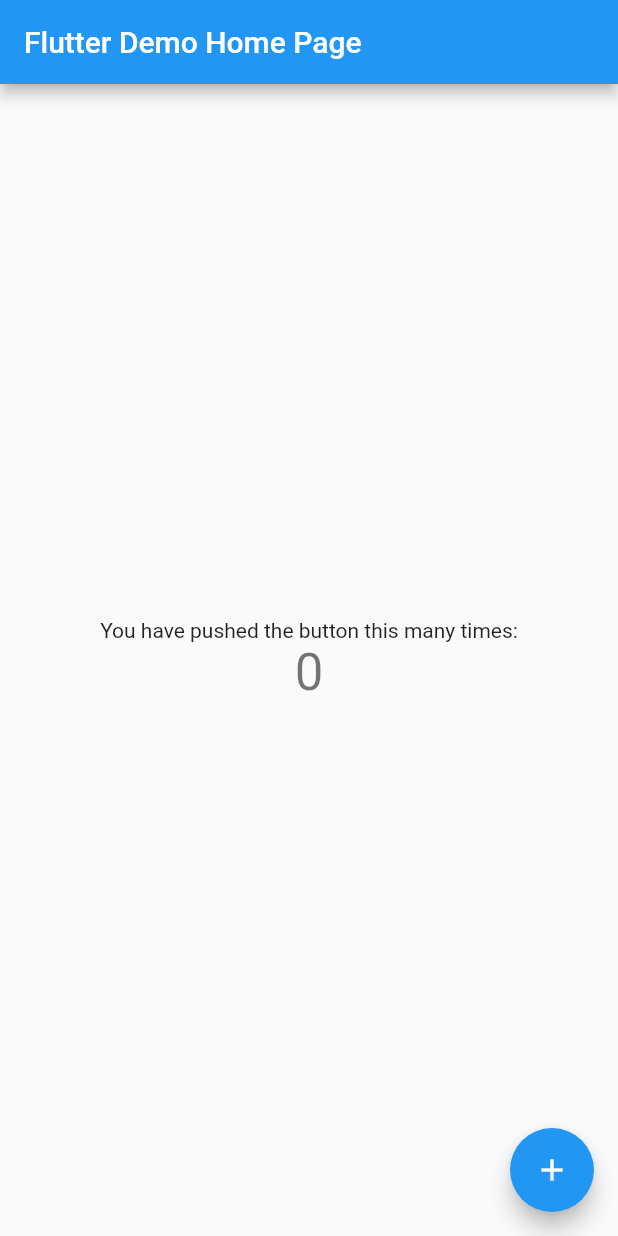
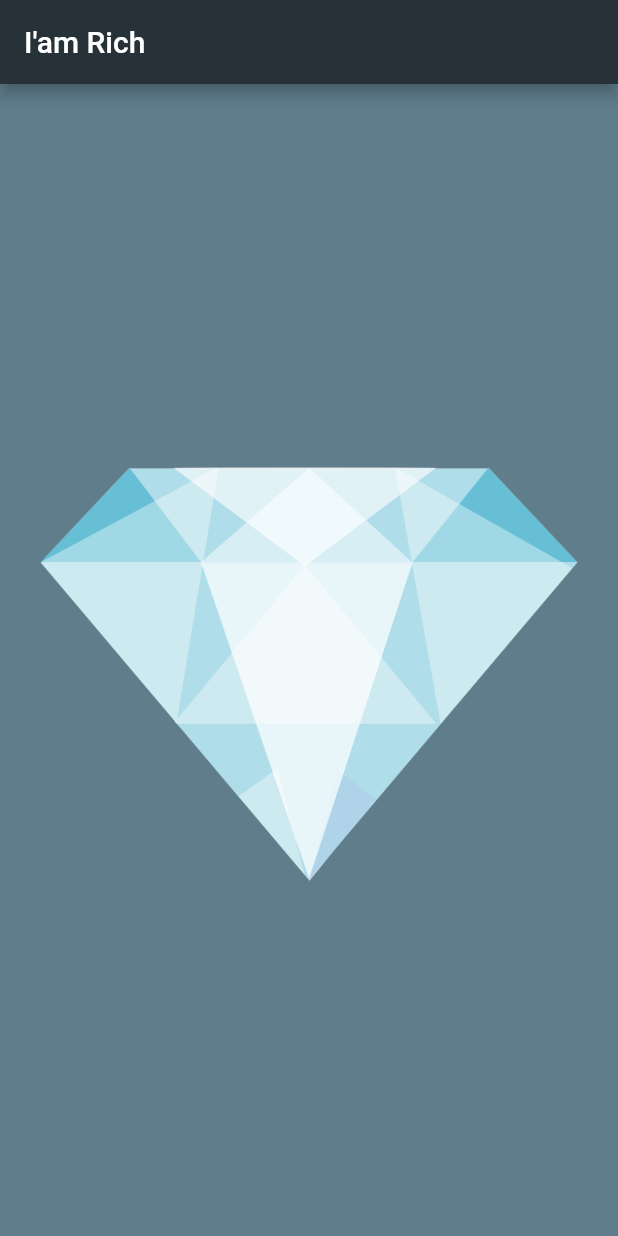
Before and after one commit to jbty/i_am_rich, a Flutter app: the screen it shows after launch, on a phone screen of 412 x 824 dp. Run offline on Flutter 3.47's test engine with Material 2 defaults, Android fonts, the phone set to English and light mode, and no system bars.

Commit message:
finish app

```diff
--- a/lib/main.dart
+++ b/lib/main.dart
@@ -1,117 +1,20 @@
 import 'package:flutter/material.dart';
 
 void main() {
-  runApp(MyApp());
-}
-
-class MyApp extends StatelessWidget {
-  // This widget is the root of your application.
-  @override
-  Widget build(BuildContext context) {
-    return MaterialApp(
-      title: 'Flutter Demo',
-      theme: ThemeData(
-        // This is the theme of your application.
-        //
-        // Try running your application with "flutter run". You'll see the
-        // application has a blue toolbar. Then, without quitting the app, try
-        // changing the primarySwatch below to Colors.green and then invoke
-        // "hot reload" (press "r" in the console where you ran "flutter run",
-        // or simply save your changes to "hot reload" in a Flutter IDE).
-        // Notice that the counter didn't reset back to zero; the application
-        // is not restarted.
-        primarySwatch: Colors.blue,
-        // This makes the visual density adapt to the platform that you run
-        // the app on. For desktop platforms, the controls will be smaller and
-        // closer together (more dense) than on mobile platforms.
-        visualDensity: VisualDensity.adaptivePlatformDensity,
-      ),
-      home: MyHomePage(title: 'Flutter Demo Home Page'),
-    );
-  }
-}
-
-class MyHomePage extends StatefulWidget {
-  MyHomePage({Key key, this.title}) : super(key: key);
-
-  // This widget is the home page of your application. It is stateful, meaning
-  // that it has a State object (defined below) that contains fields that affect
-  // how it looks.
-
-  // This class is the configuration for the state. It holds the values (in this
-  // case the title) provided by the parent (in this case the App widget) and
-  // used by the build method of the State. Fields in a Widget subclass are
-  // always marked "final".
-
-  final String title;
-
-  @override
-  _MyHomePageState createState() => _MyHomePageState();
-}
-
-class _MyHomePageState extends State<MyHomePage> {
-  int _counter = 0;
-
-  void _incrementCounter() {
-    setState(() {
-      // This call to setState tells the Flutter framework that something has
-      // changed in this State, which causes it to rerun the build method below
-      // so that the display can reflect the updated values. If we changed
-      // _counter without calling setState(), then the build method would not be
-      // called again, and so nothing would appear to happen.
-      _counter++;
-    });
-  }
-
-  @override
-  Widget build(BuildContext context) {
-    // This method is rerun every time setState is called, for instance as done
-    // by the _incrementCounter method above.
-    //
-    // The Flutter framework has been optimized to make rerunning build methods
-    // fast, so that you can just rebuild anything that needs updating rather
-    // than having to individually change instances of widgets.
-    return Scaffold(
-      appBar: AppBar(
-        // Here we take the value from the MyHomePage object that was created by
-        // the App.build method, and use it to set our appbar title.
-        title: Text(widget.title),
-      ),
-      body: Center(
-        // Center is a layout widget. It takes a single child and positions it
-        // in the middle of the parent.
-        child: Column(
-          // Column is also a layout widget. It takes a list of children and
-          // arranges them vertically. By default, it sizes itself to fit its
-          // children horizontally, and tries to be as tall as its parent.
-          //
-          // Invoke "debug painting" (press "p" in the console, choose the
-          // "Toggle Debug Paint" action from the Flutter Inspector in Android
-          // Studio, or the "Toggle Debug Paint" command in Visual Studio Code)
-          // to see the wireframe for each widget.
-          //
-          // Column has various properties to control how it sizes itself and
-          // how it positions its children. Here we use mainAxisAlignment to
-          // center the children vertically; the main axis here is the vertical
-          // axis because Columns are vertical (the cross axis would be
-          // horizontal).
-          mainAxisAlignment: MainAxisAlignment.center,
-          children: <Widget>[
-            Text(
-              'You have pushed the button this many times:',
-            ),
-            Text(
-              '$_counter',
-              style: Theme.of(context).textTheme.headline4,
-            ),
-          ],
+  runApp(
+    MaterialApp(
+      home: Scaffold(
+        backgroundColor: Colors.blueGrey,
+        appBar: AppBar(
+          title: Text('I\'am Rich'),
+          backgroundColor: Colors.blueGrey[900],
+        ),
+        body: Center(
+          child: Image(
+            image: AssetImage("images/diamond.png"),
+          ),
         ),
       ),
-      floatingActionButton: FloatingActionButton(
-        onPressed: _incrementCounter,
-        tooltip: 'Increment',
-        child: Icon(Icons.add),
-      ), // This trailing comma makes auto-formatting nicer for build methods.
-    );
-  }
+    ),
+  );
 }
--- a/pubspec.yaml
+++ b/pubspec.yaml
@@ -45,9 +45,8 @@ flutter:
   uses-material-design: true
 
   # To add assets to your application, add an assets section, like this:
-  # assets:
-  #   - images/a_dot_burr.jpeg
-  #   - images/a_dot_ham.jpeg
+  assets:
+    - images/
 
   # An image asset can refer to one or more resolution-specific "variants", see
   # https://flutter.dev/assets-and-images/#resolution-aware.
```
Also changed, not shown: images/diamond.png (added), 52 other files.
